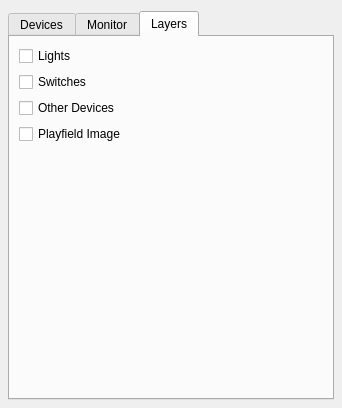
First picture: the form in mpfmonitor/core/ui/inspector.ui, repository missionpinball/mpf-monitor, before the edit.
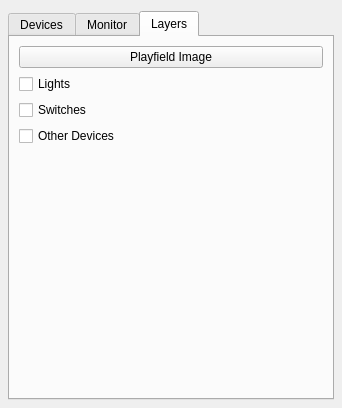
Second picture: the form after the edit. The open tabs and pages were chosen to show the change.

Commit message:
convert -i custom image option to array type, so -i imagename.ext can be used multiple times
and the show/hide toggle behavior has been changed to rotate between
images, with the final cycle stage being no image.

Ex:
mpf monitor -i playfield.jpg -i img2.png

```diff
--- a/mpfmonitor/core/ui/inspector.ui
+++ b/mpfmonitor/core/ui/inspector.ui
@@ -441,6 +441,17 @@
        <string>Layers</string>
       </attribute>
       <layout class="QVBoxLayout" name="verticalLayout_8">
+       <item>
+        <layout class="QVBoxLayout" name="verticalLayout_7">
+         <item>
+          <widget class="QPushButton" name="cycle_pf_image_button">
+           <property name="text">
+            <string>Playfield Image</string>
+           </property>
+          </widget>
+         </item>
+        </layout>
+       </item>
        <item>
         <layout class="QVBoxLayout" name="verticalLayout_4">
          <item>
@@ -474,17 +485,6 @@
          </item>
         </layout>
        </item>
-       <item>
-        <layout class="QVBoxLayout" name="verticalLayout_7">
-         <item>
-          <widget class="QCheckBox" name="toggle_pf_image_button">
-           <property name="text">
-            <string>Playfield Image</string>
-           </property>
-          </widget>
-         </item>
-        </layout>
-       </item>
        <item>
         <spacer name="verticalSpacer">
          <property name="orientation">
```
The commit also changes 3 other files.
